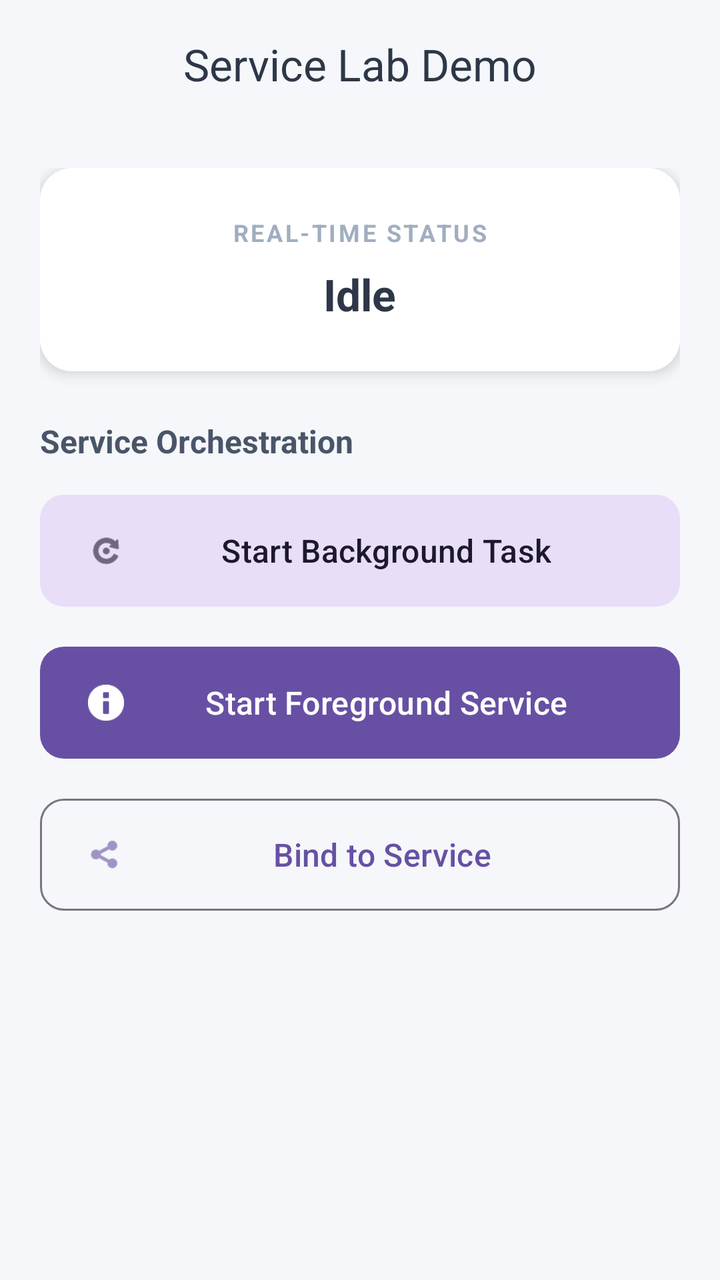
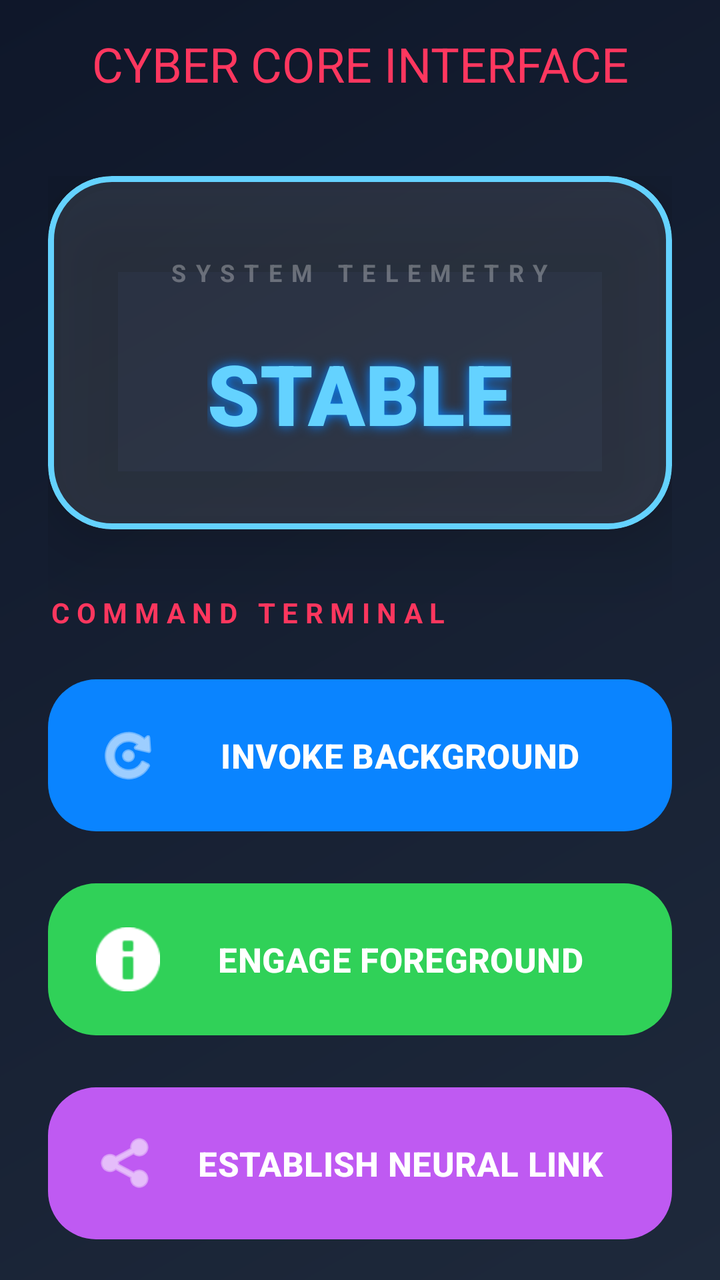

Before-and-after screenshots of an Android layout around one commit, followed by the original layout XML and the change that was made.
<!-- AndroidManifest.xml: application theme Theme.ServiceRecapExercise -->
<!-- res/layout/activity_main.xml -->
<?xml version="1.0" encoding="utf-8"?>
<androidx.coordinatorlayout.widget.CoordinatorLayout xmlns:android="http://schemas.android.com/apk/res/android"
    xmlns:app="http://schemas.android.com/apk/res-auto"
    xmlns:tools="http://schemas.android.com/tools"
    android:id="@+id/main"
    android:layout_width="match_parent"
    android:layout_height="match_parent"
    android:background="#F5F7FA"
    tools:context=".MainActivity">

    <com.google.android.material.appbar.AppBarLayout
        android:layout_width="match_parent"
        android:layout_height="wrap_content"
        android:background="@android:color/transparent"
        app:elevation="0dp">

        <com.google.android.material.appbar.MaterialToolbar
            android:id="@+id/toolbar"
            android:layout_width="match_parent"
            android:layout_height="?attr/actionBarSize"
            app:title="Service Lab Demo"
            app:titleCentered="true"
            app:titleTextColor="#2D3748" />

    </com.google.android.material.appbar.AppBarLayout>

    <androidx.core.widget.NestedScrollView
        android:layout_width="match_parent"
        android:layout_height="match_parent"
        app:layout_behavior="@string/appbar_scrolling_view_behavior">

        <LinearLayout
            android:layout_width="match_parent"
            android:layout_height="wrap_content"
            android:orientation="vertical"
            android:padding="20dp">

            
            <com.google.android.material.card.MaterialCardView
                android:layout_width="match_parent"
                android:layout_height="wrap_content"
                android:layout_marginBottom="24dp"
                app:cardCornerRadius="16dp"
                app:cardElevation="4dp"
                app:strokeWidth="0dp">

                <LinearLayout
                    android:layout_width="match_parent"
                    android:layout_height="wrap_content"
                    android:gravity="center"
                    android:orientation="vertical"
                    android:padding="24dp"
                    android:background="#FFFFFF">

                    <TextView
                        android:layout_width="wrap_content"
                        android:layout_height="wrap_content"
                        android:text="Real-time Status"
                        android:textAllCaps="true"
                        android:textColor="#A0AEC0"
                        android:textSize="12sp"
                        android:textStyle="bold"
                        android:letterSpacing="0.1" />

                    <TextView
                        android:id="@+id/statusTextView"
                        android:layout_width="wrap_content"
                        android:layout_height="wrap_content"
                        android:layout_marginTop="8dp"
                        android:text="Idle"
                        android:textAlignment="center"
                        android:textColor="#2D3748"
                        android:textSize="22sp"
                        android:textStyle="bold" />

                </LinearLayout>

            </com.google.android.material.card.MaterialCardView>

            
            <TextView
                android:layout_width="wrap_content"
                android:layout_height="wrap_content"
                android:layout_marginBottom="12dp"
                android:text="Service Orchestration"
                android:textColor="#4A5568"
                android:textSize="16sp"
                android:textStyle="bold" />

            <com.google.android.material.button.MaterialButton
                android:id="@+id/btnBackgroundTask"
                style="@style/Widget.Material3.Button.TonalButton"
                android:layout_width="match_parent"
                android:layout_height="64dp"
                android:layout_marginBottom="12dp"
                android:text="Start Background Task"
                android:textAllCaps="false"
                android:textSize="16sp"
                app:cornerRadius="12dp"
                app:icon="@android:drawable/ic_menu_rotate" />

            <com.google.android.material.button.MaterialButton
                android:id="@+id/btnForegroundService"
                style="@style/Widget.Material3.Button"
                android:layout_width="match_parent"
                android:layout_height="64dp"
                android:layout_marginBottom="12dp"
                android:text="Start Foreground Service"
                android:textAllCaps="false"
                android:textSize="16sp"
                app:cornerRadius="12dp"
                app:icon="@android:drawable/ic_dialog_info" />

            <com.google.android.material.button.MaterialButton
                android:id="@+id/btnBindService"
                style="@style/Widget.Material3.Button.OutlinedButton"
                android:layout_width="match_parent"
                android:layout_height="64dp"
                android:layout_marginBottom="12dp"
                android:text="Bind to Service"
                android:textAllCaps="false"
                android:textSize="16sp"
                app:cornerRadius="12dp"
                app:icon="@android:drawable/ic_menu_share" />

            <com.google.android.material.button.MaterialButton
                android:id="@+id/btnUnbindService"
                style="@style/Widget.Material3.Button.TextButton"
                android:layout_width="match_parent"
                android:layout_height="64dp"
                android:text="Unbind Service"
                android:textAllCaps="false"
                android:textColor="#E53E3E"
                android:textSize="16sp"
                android:visibility="gone"
                app:cornerRadius="12dp"
                app:icon="@android:drawable/ic_menu_close_clear_cancel"
                app:iconTint="#E53E3E" />

        </LinearLayout>
    </androidx.core.widget.NestedScrollView>

</androidx.coordinatorlayout.widget.CoordinatorLayout>
<!-- resources referenced by this layout -->
<resources>
  <style name="Theme.ServiceRecapExercise" parent="Base.Theme.ServiceRecapExercise" />
  <style name="Base.Theme.ServiceRecapExercise" parent="Theme.Material3.DayNight.NoActionBar">
          
          
      </style>
</resources>

<!-- the commit's change to res/layout/activity_main.xml (unified diff, before → after) -->
@@ -5,7 +5,7 @@
     android:id="@+id/main"
     android:layout_width="match_parent"
     android:layout_height="match_parent"
-    android:background="#F5F7FA"
+    android:background="@drawable/bg_gradient"
     tools:context=".MainActivity">
 
     <com.google.android.material.appbar.AppBarLayout
@@ -18,9 +18,10 @@
             android:id="@+id/toolbar"
             android:layout_width="match_parent"
             android:layout_height="?attr/actionBarSize"
-            app:title="Service Lab Demo"
+            app:title="CYBER CORE INTERFACE"
             app:titleCentered="true"
-            app:titleTextColor="#2D3748" />
+            app:titleTextColor="@color/neon_pink"
+            app:titleTextAppearance="@style/TextAppearance.Material3.HeadlineSmall" />
 
     </com.google.android.material.appbar.AppBarLayout>
 
@@ -33,45 +34,51 @@
             android:layout_width="match_parent"
             android:layout_height="wrap_content"
             android:orientation="vertical"
-            android:padding="20dp">
+            android:padding="24dp">
 
             
             <com.google.android.material.card.MaterialCardView
                 android:layout_width="match_parent"
                 android:layout_height="wrap_content"
-                android:layout_marginBottom="24dp"
-                app:cardCornerRadius="16dp"
-                app:cardElevation="4dp"
-                app:strokeWidth="0dp">
+                android:layout_marginBottom="32dp"
+                app:cardCornerRadius="32dp"
+                app:cardElevation="24dp"
+                app:strokeWidth="3dp"
+                app:strokeColor="@color/neon_cyan"
+                app:cardBackgroundColor="#1AFFFFFF"> 
 
                 <LinearLayout
                     android:layout_width="match_parent"
                     android:layout_height="wrap_content"
                     android:gravity="center"
                     android:orientation="vertical"
-                    android:padding="24dp"
-                    android:background="#FFFFFF">
+                    android:padding="40dp">
 
                     <TextView
                         android:layout_width="wrap_content"
                         android:layout_height="wrap_content"
-                        android:text="Real-time Status"
+                        android:text="SYSTEM TELEMETRY"
                         android:textAllCaps="true"
-                        android:textColor="#A0AEC0"
+                        android:textColor="@color/glass_border"
                         android:textSize="12sp"
                         android:textStyle="bold"
-                        android:letterSpacing="0.1" />
+                        android:letterSpacing="0.4" />
 
                     <TextView
                         android:id="@+id/statusTextView"
                         android:layout_width="wrap_content"
                         android:layout_height="wrap_content"
-                        android:layout_marginTop="8dp"
-                        android:text="Idle"
+                        android:layout_marginTop="24dp"
+                        android:text="STABLE"
                         android:textAlignment="center"
-                        android:textColor="#2D3748"
-                        android:textSize="22sp"
-                        android:textStyle="bold" />
+                        android:textColor="@color/neon_cyan"
+                        android:textSize="42sp"
+                        android:textStyle="bold"
+                        android:fontFamily="sans-serif-black"
+                        android:shadowColor="@color/neon_blue"
+                        android:shadowDx="0"
+                        android:shadowDy="0"
+                        android:shadowRadius="15" />
 
                 </LinearLayout>
 
@@ -81,61 +88,82 @@
             <TextView
                 android:layout_width="wrap_content"
                 android:layout_height="wrap_content"
-                android:layout_marginBottom="12dp"
-                android:text="Service Orchestration"
-                android:textColor="#4A5568"
-                android:textSize="16sp"
-                android:textStyle="bold" />
+                android:layout_marginBottom="20dp"
+                android:text="COMMAND TERMINAL"
+                android:textColor="@color/neon_pink"
+                android:textSize="14sp"
+                android:textStyle="bold"
+                android:textAllCaps="true"
+                android:letterSpacing="0.25" />
 
             <com.google.android.material.button.MaterialButton
                 android:id="@+id/btnBackgroundTask"
-                style="@style/Widget.Material3.Button.TonalButton"
+                style="@style/Widget.Material3.Button"
                 android:layout_width="match_parent"
-                android:layout_height="64dp"
-                android:layout_marginBottom="12dp"
-                android:text="Start Background Task"
-                android:textAllCaps="false"
-                android:textSize="16sp"
-                app:cornerRadius="12dp"
-                app:icon="@android:drawable/ic_menu_rotate" />
+                android:layout_height="84dp"
+                android:layout_marginBottom="18dp"
+                android:text="INVOKE BACKGROUND"
+                android:textAllCaps="true"
+                android:textSize="17sp"
+                android:textStyle="bold"
+                app:cornerRadius="24dp"
+                app:icon="@android:drawable/ic_menu_rotate"
+                app:backgroundTint="@color/neon_blue"
+                app:iconSize="32dp"
+                app:rippleColor="#80FFFFFF"
+                app:elevation="8dp" />
 
             <com.google.android.material.button.MaterialButton
                 android:id="@+id/btnForegroundService"
                 style="@style/Widget.Material3.Button"
                 android:layout_width="match_parent"
-                android:layout_height="64dp"
-                android:layout_marginBottom="12dp"
-                android:text="Start Foreground Service"
-                android:textAllCaps="false"
-                android:textSize="16sp"
-                app:cornerRadius="12dp"
-                app:icon="@android:drawable/ic_dialog_info" />
+                android:layout_height="84dp"
+                android:layout_marginBottom="18dp"
+                android:text="ENGAGE FOREGROUND"
+                android:textAllCaps="true"
+                android:textSize="17sp"
+                android:textStyle="bold"
+                app:cornerRadius="24dp"
+                app:icon="@android:drawable/ic_dialog_info"
+                app:backgroundTint="@color/neon_green"
+                app:iconSize="32dp"
+                app:rippleColor="#80FFFFFF"
+                app:elevation="8dp" />
 
             <com.google.android.material.button.MaterialButton
                 android:id="@+id/btnBindService"
-                style="@style/Widget.Material3.Button.OutlinedButton"
+                style="@style/Widget.Material3.Button"
                 android:layout_width="match_parent"
-                android:layout_height="64dp"
-                android:layout_marginBottom="12dp"
-                android:text="Bind to Service"
-                android:textAllCaps="false"
-                android:textSize="16sp"
-                app:cornerRadius="12dp"
-                app:icon="@android:drawable/ic_menu_share" />
+                android:layout_height="84dp"
+                android:layout_marginBottom="18dp"
+                android:text="ESTABLISH NEURAL LINK"
+                android:textAllCaps="true"
+                android:textSize="17sp"
+                android:textStyle="bold"
+                app:cornerRadius="24dp"
+                app:icon="@android:drawable/ic_menu_share"
+                app:backgroundTint="@color/neon_purple"
+                app:iconSize="32dp"
+                app:rippleColor="#80FFFFFF"
+                app:elevation="8dp" />
 
             <com.google.android.material.button.MaterialButton
                 android:id="@+id/btnUnbindService"
-                style="@style/Widget.Material3.Button.TextButton"
+                style="@style/Widget.Material3.Button.OutlinedButton"
                 android:layout_width="match_parent"
-                android:layout_height="64dp"
-                android:text="Unbind Service"
-                android:textAllCaps="false"
-                android:textColor="#E53E3E"
-                android:textSize="16sp"
+                android:layout_height="84dp"
+                android:text="ABORT CONNECTION"
+                android:textAllCaps="true"
+                android:textColor="@color/neon_red"
+                android:textSize="17sp"
+                android:textStyle="bold"
                 android:visibility="gone"
-                app:cornerRadius="12dp"
+                app:cornerRadius="24dp"
+                app:strokeColor="@color/neon_red"
+                app:strokeWidth="4dp"
                 app:icon="@android:drawable/ic_menu_close_clear_cancel"
-                app:iconTint="#E53E3E" />
+                app:iconTint="@color/neon_red"
+                app:iconSize="32dp" />
 
         </LinearLayout>
     </androidx.core.widget.NestedScrollView>
<!-- resource entries referenced after the edit -->
@@ -1,5 +1,22 @@
 <!-- resources referenced by this layout -->
 <resources>
+  <color name="glass_border">#4DFFFFFF</color>
+  <color name="neon_blue">#0A84FF</color>
+  <color name="neon_cyan">#64D2FF</color>
+  <color name="neon_green">#30D158</color>
+  <color name="neon_pink">#FF375F</color>
+  <color name="neon_purple">#BF5AF2</color>
+  <color name="neon_red">#FF453A</color>
+  <!-- drawable bg_gradient (drawable) -->
+  <?xml version="1.0" encoding="utf-8"?>
+  <shape xmlns:android="http://schemas.android.com/apk/res/android"
+      android:shape="rectangle">
+      <gradient
+          android:angle="135"
+          android:endColor="#0F172A"
+          android:startColor="#1E293B"
+          android:type="linear" />
+  </shape>
   <style name="Theme.ServiceRecapExercise" parent="Base.Theme.ServiceRecapExercise" />
   <style name="Base.Theme.ServiceRecapExercise" parent="Theme.Material3.DayNight.NoActionBar">
           
